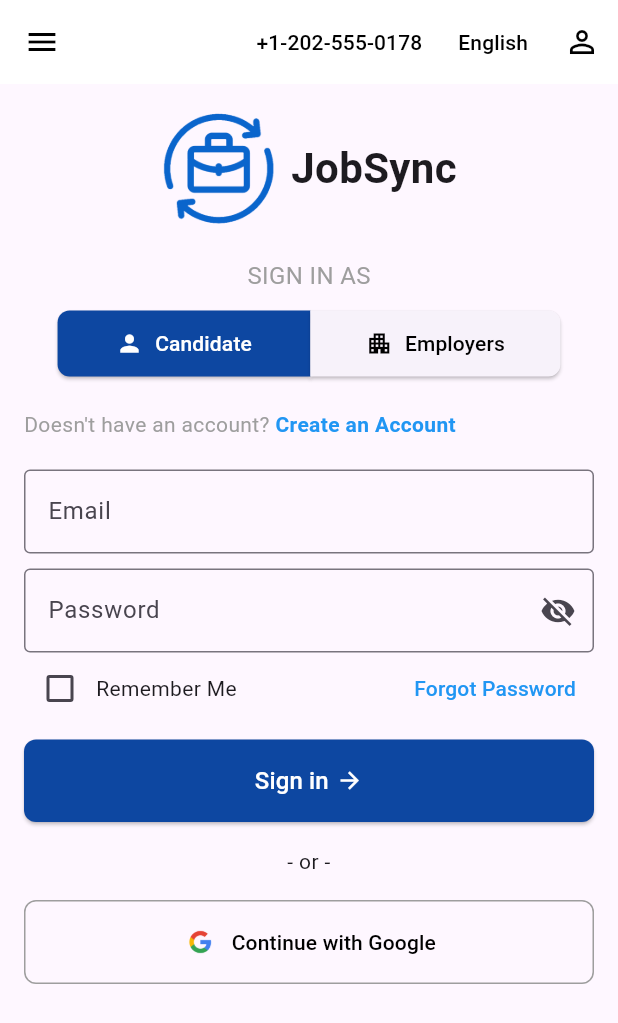
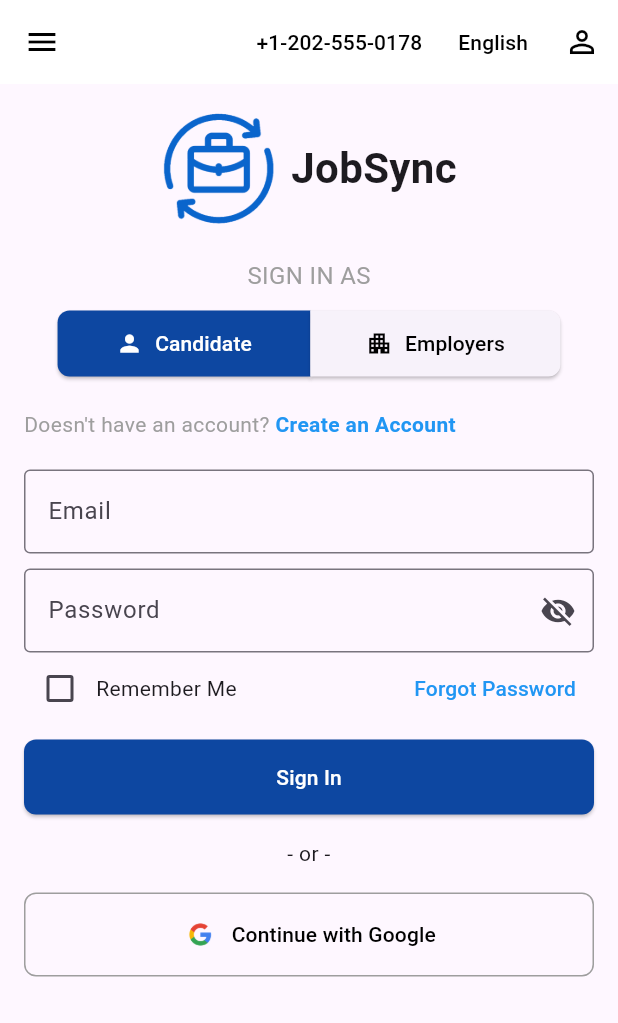
Before and after one commit to ajhay013/Application-JobSync, a Flutter app: the SignScreen screen opened directly, on a phone screen of 412 x 824 dp. Shown: the top 1023 px of the screen. Run offline on Flutter 3.47's test engine with Material 3 defaults, Android fonts, the phone set to English and light mode, and no system bars.

Commit message:
changes in Sign.dart

```diff
--- a/lib/Pages/Sign.dart
+++ b/lib/Pages/Sign.dart
@@ -258,6 +258,53 @@
                 ],
               ),
               const SizedBox(height: 10),
+              ElevatedButton(
+                onPressed: _validateAndSubmit,
+                style: ElevatedButton.styleFrom(
+                  backgroundColor: Colors.blue[900],
+                  minimumSize: const Size(double.infinity, 50),
+                  shape: RoundedRectangleBorder(
+                    borderRadius: BorderRadius.circular(8),
+                  ),
+
+                ),
+                child: const Text("Sign In", style: TextStyle(color: Colors.white)),
+              ),
+              const SizedBox(height: 16.0),
+              const Text(
+                  '- or -',
+                  textAlign: TextAlign.center,
+                ),
+              const SizedBox(height: 16.0),
+              OutlinedButton.icon(
+                onPressed: () {},
+                icon: Padding(
+                  padding: const EdgeInsets.only(right: 1.0), // Optional, to give space between the image and text
+                  child: Image.asset(
+                    'assets/logo/google_logo.png', // Add your Google logo path here
+                    height: 24.0, // Adjust the height to fit your design
+                  ),
+                ),
+                label: const Text("Continue with Google"),
+                style: OutlinedButton.styleFrom(
+                  foregroundColor: Colors.black,
+                  minimumSize: const Size(double.infinity, 50),
+                  side: const BorderSide(color: Colors.grey),
+                  padding: EdgeInsets.symmetric(vertical: 16), // Same padding as in the second button
+                  shape: RoundedRectangleBorder(
+                  borderRadius: BorderRadius.circular(8),
+                  )
+                ),
+              ),
+            ],
+          ),
+        ),
+      ),
+    );
+  }
+}
+/*
+const SizedBox(height: 10),
               SizedBox(
               width: double.infinity,
               child: ElevatedButton(
@@ -271,7 +318,7 @@
                 onPressed: () {
                   // Handle reset password logic here
                 },
-                child: Row(
+child: Row(
                   mainAxisAlignment: MainAxisAlignment.center,
                   children: [
                     Text(
@@ -309,11 +356,4 @@
                   borderRadius: BorderRadius.circular(8),
                   )
                 ),
-              ),
-            ],
-          ),
-        ),
-      ),
-    );
-  }
-}
+              ),*/
```
